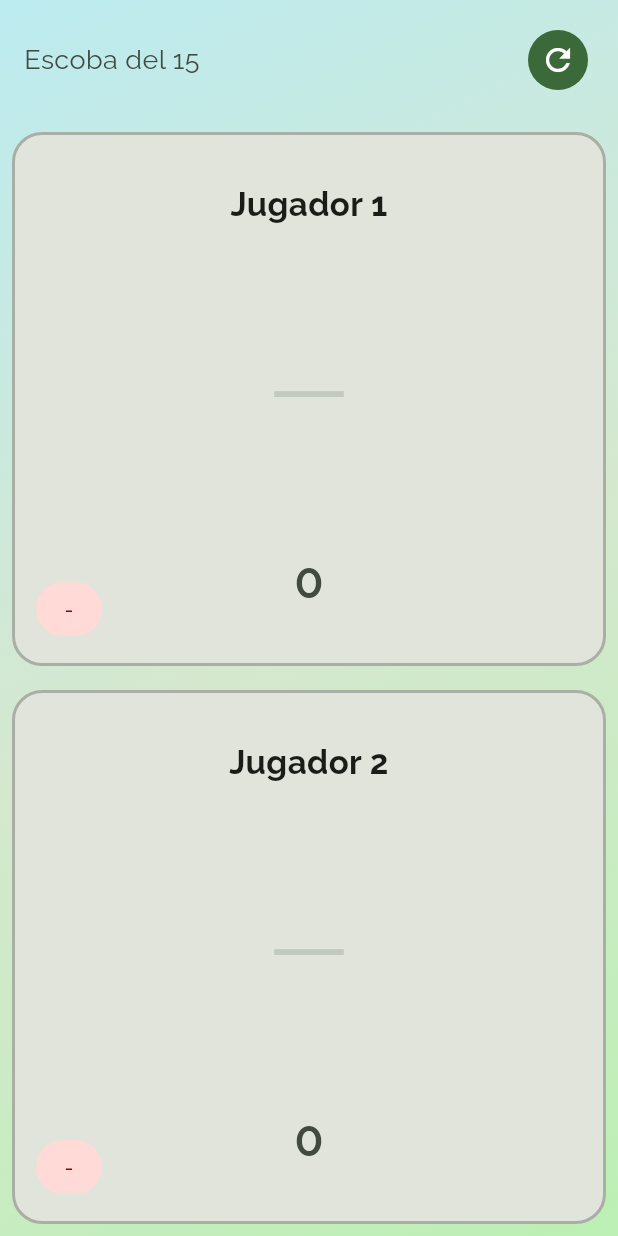
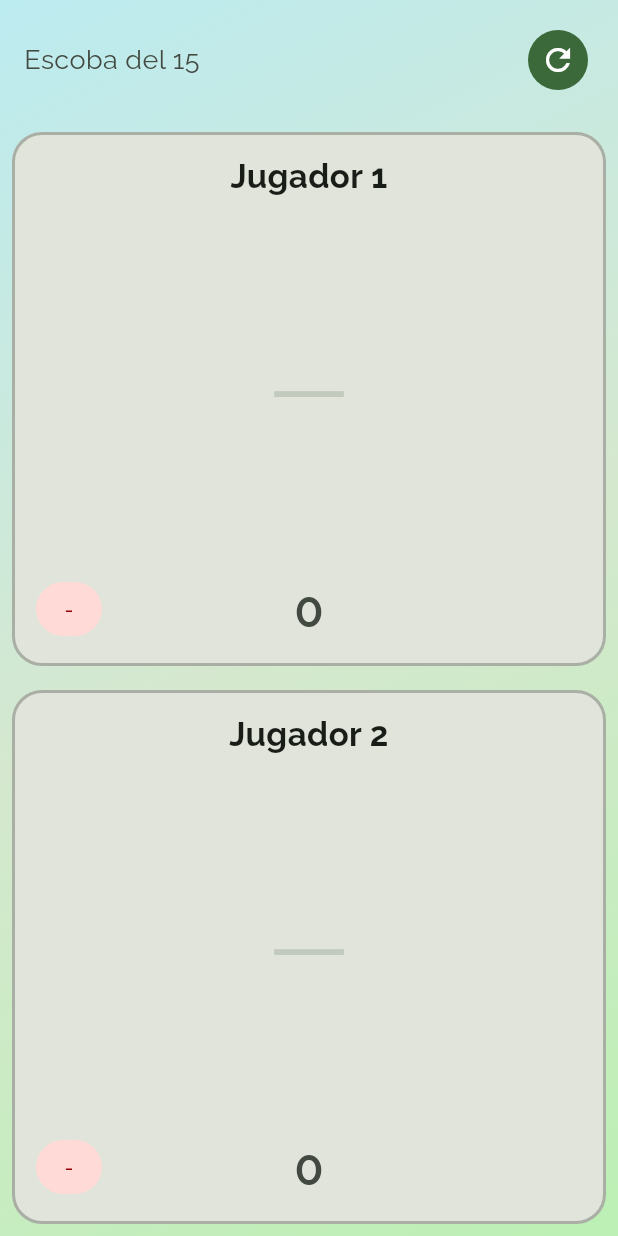
Before and after one commit to T4toh/contador-de-truco, a Flutter app: the EscobaCounter widget shown alone on an empty page, opened directly, after a tap on an icon or button, on a phone screen of 412 x 824 dp. Run offline on Flutter 3.47's test engine with Material 3 defaults, Android fonts, the phone set to English and light mode, and no system bars; our stand-ins replace google_fonts, shared_preferences; accounts and stored records are empty.

Commit message:
fix: apila los fósforos verticalmente y usa Expanded para evitar clipping
- MatchstickCounter: elimina SizedBox de altura fija, agrega parámetro
  groupsPerRow (default 1 = apilado vertical)
- EscobaCounter: usa Expanded para el área de fósforos en cada panel
- TrucoCounter: usa Expanded para el área de fósforos, groupsPerRow=3

Co-authored-by: Copilot <223556219+Copilot@users.noreply.github.com>

```diff
--- a/lib/escoba/escoba_counter.dart
+++ b/lib/escoba/escoba_counter.dart
@@ -316,11 +316,9 @@ class _EscobaCounterState extends State<EscobaCounter> {
             child: Row(
               children: [
                 Expanded(
-                    child: _buildPlayerPanel(0, colorScheme,
-                        matchstickHeight: 100)),
+                    child: _buildPlayerPanel(0, colorScheme)),
                 Expanded(
-                    child: _buildPlayerPanel(1, colorScheme,
-                        matchstickHeight: 100)),
+                    child: _buildPlayerPanel(1, colorScheme)),
               ],
             ),
           ),
@@ -328,11 +326,9 @@ class _EscobaCounterState extends State<EscobaCounter> {
             child: Row(
               children: [
                 Expanded(
-                    child: _buildPlayerPanel(2, colorScheme,
-                        matchstickHeight: 100)),
+                    child: _buildPlayerPanel(2, colorScheme)),
                 Expanded(
-                    child: _buildPlayerPanel(3, colorScheme,
-                        matchstickHeight: 100)),
+                    child: _buildPlayerPanel(3, colorScheme)),
               ],
             ),
           ),
@@ -345,17 +341,13 @@ class _EscobaCounterState extends State<EscobaCounter> {
           ? Column(
               children: List.generate(
                 3,
-                (i) => Expanded(
-                    child: _buildPlayerPanel(i, colorScheme,
-                        matchstickHeight: 100)),
+                (i) => Expanded(child: _buildPlayerPanel(i, colorScheme)),
               ),
             )
           : Row(
               children: List.generate(
                 3,
-                (i) => Expanded(
-                    child: _buildPlayerPanel(i, colorScheme,
-                        matchstickHeight: 120)),
+                (i) => Expanded(child: _buildPlayerPanel(i, colorScheme)),
               ),
             );
     }
@@ -376,8 +368,7 @@ class _EscobaCounterState extends State<EscobaCounter> {
           );
   }
 
-  Widget _buildPlayerPanel(int index, ColorScheme colorScheme,
-      {double matchstickHeight = 150}) {
+  Widget _buildPlayerPanel(int index, ColorScheme colorScheme) {
     final score = _scores[index];
     final name = _playerNames[index];
 
@@ -396,9 +387,10 @@ class _EscobaCounterState extends State<EscobaCounter> {
         child: Stack(
           children: [
             Column(
-              mainAxisAlignment: MainAxisAlignment.spaceEvenly,
               children: [
-                GestureDetector(
+                Padding(
+                  padding: const EdgeInsets.only(top: 12),
+                  child: GestureDetector(
                     onLongPress: () => _showPlayerNameDialog(index),
                     child: Text(
                       name,
@@ -411,9 +403,13 @@ class _EscobaCounterState extends State<EscobaCounter> {
                       overflow: TextOverflow.ellipsis,
                     ),
                   ),
-                MatchstickCounter(
-                    points: score, height: matchstickHeight),
-                Text(
+                ),
+                Expanded(
+                  child: MatchstickCounter(points: score),
+                ),
+                Padding(
+                  padding: const EdgeInsets.only(bottom: 12),
+                  child: Text(
                     '$score',
                     style: GoogleFonts.raleway(
                       fontSize: 32,
--- a/lib/truco/truco_counter.dart
+++ b/lib/truco/truco_counter.dart
@@ -403,9 +403,10 @@ class _TrucoCounterState extends State<TrucoCounter>
         child: Stack(
           children: [
             Column(
-              mainAxisAlignment: MainAxisAlignment.spaceEvenly,
               children: [
-                GestureDetector(
+                Padding(
+                  padding: const EdgeInsets.only(top: 12),
+                  child: GestureDetector(
                     onLongPress: () => _showTeamNameDialog(team),
                     child: Text(
                       name,
@@ -413,6 +414,7 @@ class _TrucoCounterState extends State<TrucoCounter>
                         fontSize: 28,
                         fontWeight: FontWeight.bold,
                         color: colorScheme.onSurface,
+                      ),
                     ),
                   ),
                 ),
@@ -434,16 +436,21 @@ class _TrucoCounterState extends State<TrucoCounter>
                           : colorScheme.onSurface,
                     ),
                   ),
-                ScaleTransition(
+                Expanded(
+                  child: ScaleTransition(
                     scale: _scaleAnimation,
-                  child: MatchstickCounter(points: score),
+                    child: MatchstickCounter(points: score, groupsPerRow: 3),
                   ),
-                Text(
+                ),
+                Padding(
+                  padding: const EdgeInsets.only(bottom: 8),
+                  child: Text(
                     '$score',
                     style: GoogleFonts.raleway(
                       fontSize: 40,
                       fontWeight: FontWeight.w600,
                       color: colorScheme.onSurfaceVariant,
+                    ),
                   ),
                 ),
               ],
--- a/lib/widgets/matchstick_counter.dart
+++ b/lib/widgets/matchstick_counter.dart
@@ -3,26 +3,23 @@ import 'package:google_fonts/google_fonts.dart';
 
 class MatchstickCounter extends StatelessWidget {
   final int points;
-  final double height;
+  final int groupsPerRow;
 
   const MatchstickCounter({
     super.key,
     required this.points,
-    this.height = 180,
+    this.groupsPerRow = 1,
   });
 
   @override
   Widget build(BuildContext context) {
     if (points == 0) {
-      return SizedBox(
-        height: height,
-        child: Center(
+      return Center(
         child: Text(
           '—',
           style: GoogleFonts.raleway(
             fontSize: 60,
             color: Theme.of(context).colorScheme.outlineVariant,
-            ),
           ),
         ),
       );
@@ -42,8 +39,10 @@ class MatchstickCounter extends StatelessWidget {
     }
 
     List<Widget> rows = [];
-    for (int i = 0; i < allGroups.length; i += 3) {
-      int end = (i + 3 < allGroups.length) ? i + 3 : allGroups.length;
+    for (int i = 0; i < allGroups.length; i += groupsPerRow) {
+      int end = (i + groupsPerRow < allGroups.length)
+          ? i + groupsPerRow
+          : allGroups.length;
       rows.add(
         Row(
           mainAxisAlignment: MainAxisAlignment.center,
@@ -57,18 +56,16 @@ class MatchstickCounter extends StatelessWidget {
       );
     }
 
-    return SizedBox(
-      height: height,
-      child: Center(
+    return Center(
       child: Column(
         mainAxisAlignment: MainAxisAlignment.center,
+        mainAxisSize: MainAxisSize.min,
         children: rows.map((row) {
           return Padding(
-              padding: const EdgeInsets.symmetric(vertical: 8),
+            padding: const EdgeInsets.symmetric(vertical: 6),
             child: row,
           );
         }).toList(),
-        ),
       ),
     );
   }
```
Also changed, not shown: pubspec.lock. Lines whose indentation alone changed are shown as unchanged.
